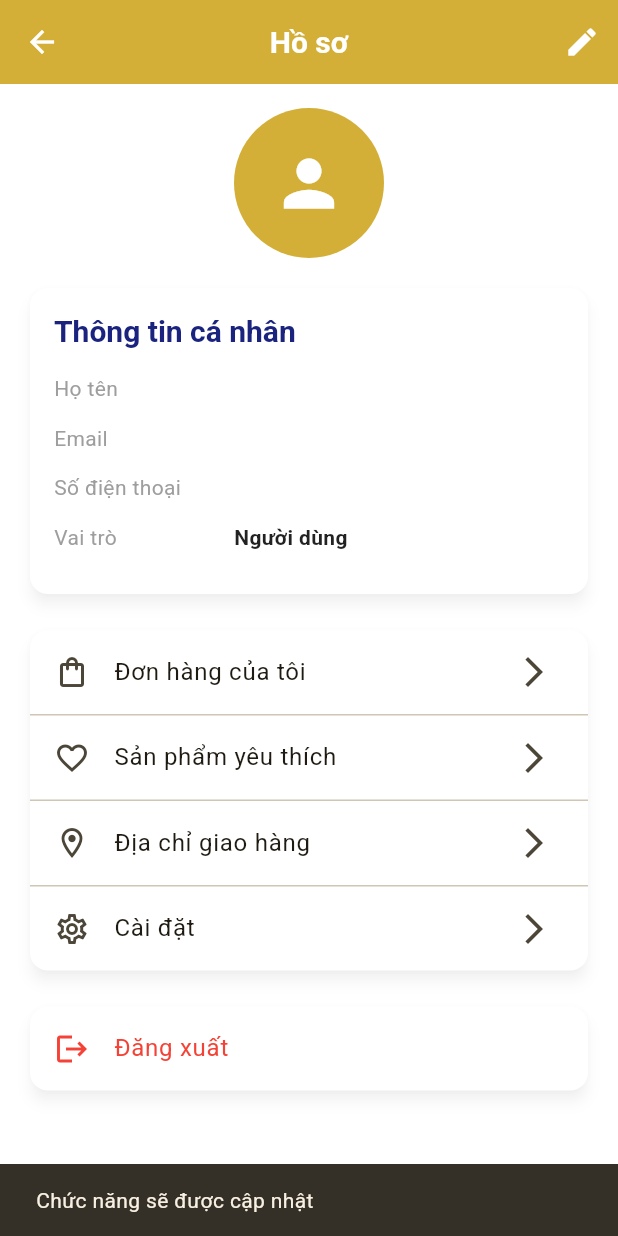
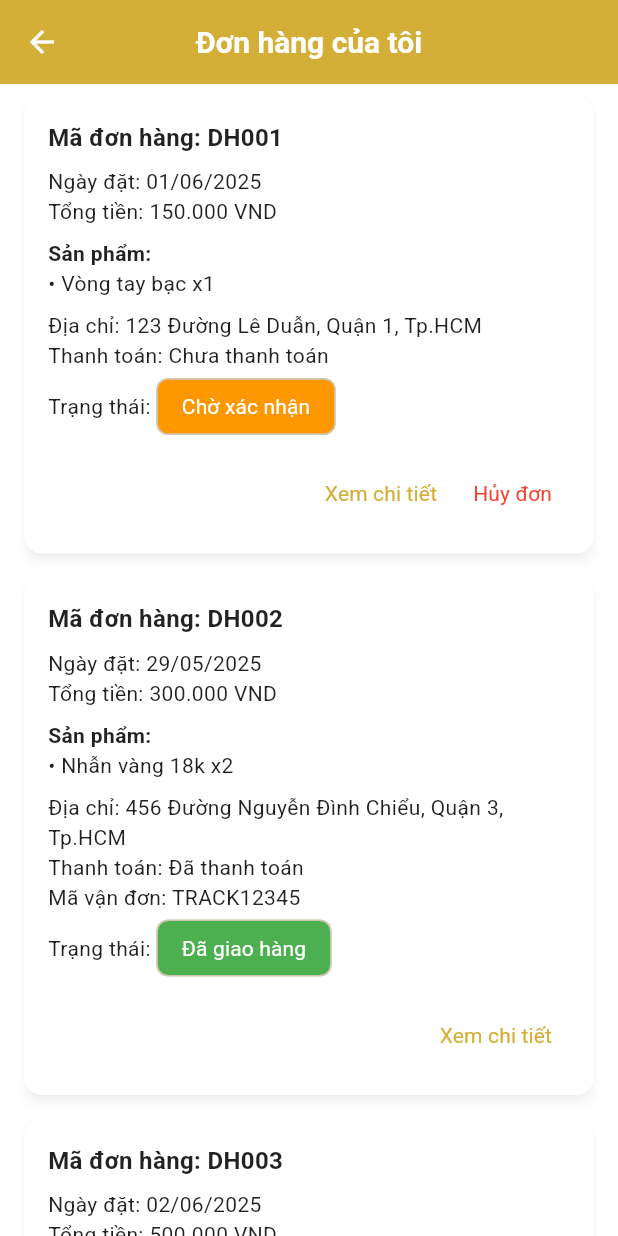
Before and after one commit to nguyenhoangtamm/Jewelry-Shop, a Flutter app: the ProfileScreen screen opened by its route, after a tap on "Đơn hàng của tôi", on a phone screen of 412 x 824 dp. Run offline on Flutter 3.47's test engine with Material 3 defaults, Android fonts, the light colour scheme and no system bars; our stand-ins replace cached_network_image, go_router, shared_preferences; accounts and stored records are empty.

Commit message:
file my_order giao diện đơn hàng của tôi (chức năng xem chi tiết hoạt động, chức năng hóa đơn hàng chưa hoạt động) file order_service lưu trữ dữ liệu đơn hàng

```diff
--- a/lib/main.dart
+++ b/lib/main.dart
@@ -13,7 +13,9 @@ import 'screens/cart/checkout_screen.dart';
 import 'screens/home/home_screen.dart';
 import 'screens/product/product_detail_screen.dart';
 import 'screens/profile/profile_screen.dart';
+import 'screens/myorder/my_order.dart';
 import 'screens/splash_screen.dart';
+import 'services/order_service.dart';
 import 'services/auth_service.dart';
 import 'services/cart_service.dart';
 import 'services/jewelry_service.dart';
@@ -116,6 +118,11 @@ class JewelryApp extends StatelessWidget {
           path: '/profile',
           builder: (context, state) => const ProfileScreen(),
         ),
+         // Route cho MyOrderPage
+        GoRoute(
+          path: '/my_order',
+          builder: (context, state) => MyOrdersPage(orders: OrderService.getDemoOrders()),
+        ),
         // Admin routes
         GoRoute(
           path: '/admin',
--- /dev/null
+++ b/lib/screens/myorder/my_order.dart
@@ -0,0 +1,212 @@
+import 'package:flutter/material.dart';
+import 'package:intl/intl.dart';
+import 'package:go_router/go_router.dart';
+import 'package:jewelry_management_app/utils/app_theme.dart';
+import '../../models/order.dart';
+
+class MyOrdersPage extends StatelessWidget {
+  final List<Order> orders;
+
+  const MyOrdersPage({Key? key, required this.orders}) : super(key: key);
+
+  @override
+  Widget build(BuildContext context) {
+    final dateFormatter = DateFormat('dd/MM/yyyy');
+    final currencyFormatter = NumberFormat.currency(locale: 'vi_VN', symbol: 'VND');
+
+    return Scaffold(
+      appBar: AppBar(
+        leading: IconButton(
+          icon: const Icon(Icons.arrow_back),
+          onPressed: () {
+            context.go('/profile');
+          },
+        ),
+        title: const Text('Đơn hàng của tôi'),
+        backgroundColor: AppTheme.primaryGold,
+      ),
+      body: ListView.builder(
+        itemCount: orders.length,
+        itemBuilder: (context, index) {
+          final order = orders[index];
+          return Card(
+            margin: const EdgeInsets.symmetric(horizontal: 16, vertical: 8),
+            shape: RoundedRectangleBorder(
+              borderRadius: BorderRadius.circular(12),
+            ),
+            elevation: 3,
+            child: Padding(
+              padding: const EdgeInsets.all(16),
+              child: Column(
+                crossAxisAlignment: CrossAxisAlignment.start,
+                children: [
+                  Text(
+                    'Mã đơn hàng: ${order.id}',
+                    style: const TextStyle(fontWeight: FontWeight.bold, fontSize: 16),
+                  ),
+                  const SizedBox(height: 8),
+                  Text('Ngày đặt: ${dateFormatter.format(order.createdAt)}'),
+                  Text('Tổng tiền: ${currencyFormatter.format(order.total)}'),
+                  const SizedBox(height: 8),
+                  const Text('Sản phẩm:', style: TextStyle(fontWeight: FontWeight.bold)),
+                  ...order.items.map((item) => Text('• ${item.jewelry.name} x${item.quantity}')).toList(),
+                  const SizedBox(height: 8),
+                  Text('Địa chỉ: ${order.shippingAddress}'),
+                  Text('Thanh toán: ${order.status == OrderStatus.pending ? "Chưa thanh toán" : "Đã thanh toán"}'),
+                  if (order.trackingNumber != null)
+                    Text('Mã vận đơn: ${order.trackingNumber}'),
+                  Row(
+                    children: [
+                      const Text('Trạng thái: '),
+                      Chip(
+                        label: Text(order.statusText),
+                        backgroundColor: _getStatusColor(order.status),
+                        labelStyle: const TextStyle(color: Colors.white),
+                      ),
+                    ],
+                  ),
+                  const SizedBox(height: 10),
+                  Row(
+                    mainAxisAlignment: MainAxisAlignment.end,
+                    children: [
+                      TextButton(
+                        onPressed: () {
+                          _showOrderDetails(context, order);
+                        },
+                        child: const Text('Xem chi tiết'),
+                      ),
+                      if (order.canCancel)
+                        TextButton(
+                          onPressed: () {
+                            _showCancelDialog(context, order);
+                          },
+                          child: const Text(
+                            'Hủy đơn',
+                            style: TextStyle(color: Colors.red),
+                          ),
+                        ),
+                    ],
+                  ),
+                ],
+              ),
+            ),
+          );
+        },
+      ),
+    );
+  }
+
+  Color _getStatusColor(OrderStatus status) {
+    switch (status) {
+      case OrderStatus.pending:
+        return Colors.orange;
+      case OrderStatus.confirmed:
+        return Colors.blueAccent;
+      case OrderStatus.processing:
+        return Colors.deepPurple;
+      case OrderStatus.shipping:
+        return Colors.teal;
+      case OrderStatus.delivered:
+        return Colors.green;
+      case OrderStatus.cancelled:
+        return Colors.red;
+      case OrderStatus.refunded:
+        return Colors.grey;
+      default:
+        return Colors.black;
+    }
+  }
+
+  void _showCancelDialog(BuildContext context, Order order) {
+    showDialog(
+      context: context,
+      builder: (context) => AlertDialog(
+        title: const Text('Xác nhận hủy đơn'),
+        content: const Text('Bạn có chắc chắn muốn hủy đơn hàng này không?'),
+        actions: [
+          TextButton(
+            onPressed: () => Navigator.of(context).pop(),
+            child: const Text('Không'),
+          ),
+          TextButton(
+            onPressed: () {
+              Navigator.of(context).pop();
+              _cancelOrder(order);
+            },
+            child: const Text('Hủy đơn', style: TextStyle(color: Colors.red)),
+          ),
+        ],
+      ),
+    );
+  }
+
+  void _cancelOrder(Order order) {
+    // TODO: Gọi hàm hủy đơn từ API hoặc service
+    print('Đã gửi yêu cầu hủy đơn hàng: ${order.id}');
+  }
+
+  void _showOrderDetails(BuildContext context, Order order) {
+    final currencyFormatter = NumberFormat.currency(locale: 'vi_VN', symbol: 'VND');
+
+    showModalBottomSheet(
+      context: context,
+      isScrollControlled: true,
+      shape: const RoundedRectangleBorder(
+        borderRadius: BorderRadius.vertical(top: Radius.circular(20)),
+      ),
+      builder: (context) {
+        return Padding(
+          padding: const EdgeInsets.all(16.0),
+          child: SingleChildScrollView(
+            child: Column(
+              crossAxisAlignment: CrossAxisAlignment.start,
+              mainAxisSize: MainAxisSize.min,
+              children: [
+                Center(
+                  child: Container(
+                    width: 40,
+                    height: 4,
+                    margin: const EdgeInsets.only(bottom: 16),
+                    decoration: BoxDecoration(
+                      color: Colors.grey[300],
+                      borderRadius: BorderRadius.circular(10),
+                    ),
+                  ),
+                ),
+                Text('Chi tiết đơn hàng', style: Theme.of(context).textTheme.titleLarge),
+                const SizedBox(height: 16),
+                Text('Mã đơn hàng: ${order.id}'),
+                Text('Ngày đặt: ${DateFormat('dd/MM/yyyy').format(order.createdAt)}'),
+                Text('Trạng thái: ${order.statusText}'),
+                if (order.trackingNumber != null)
+                  Text('Mã vận đơn: ${order.trackingNumber}'),
+                const SizedBox(height: 8),
+                Text('Địa chỉ giao hàng: ${order.shippingAddress}'),
+                const Divider(height: 24),
+                Text('Sản phẩm:', style: const TextStyle(fontWeight: FontWeight.bold)),
+                ...order.items.map((item) => Padding(
+                      padding: const EdgeInsets.symmetric(vertical: 2),
+                      child: Text(
+                          '- ${item.jewelry.name} x${item.quantity} (${currencyFormatter.format(item.jewelry.price)})'),
+                    )),
+                const Divider(height: 24),
+                Text('Tạm tính: ${currencyFormatter.format(order.subtotal)}'),
+                Text('Phí giao hàng: ${currencyFormatter.format(order.shippingFee)}'),
+                Text('Giảm giá: ${currencyFormatter.format(order.discount)}'),
+                Text('Tổng tiền: ${currencyFormatter.format(order.total)}',
+                    style: const TextStyle(fontWeight: FontWeight.bold)),
+                const SizedBox(height: 20),
+                Center(
+                  child: ElevatedButton(
+                    onPressed: () => Navigator.pop(context),
+                    child: const Text('Đóng'),
+                  ),
+                ),
+              ],
+            ),
+          ),
+        );
+      },
+    );
+  }
+}
--- a/lib/screens/profile/profile_screen.dart
+++ b/lib/screens/profile/profile_screen.dart
@@ -89,11 +89,7 @@ class ProfileScreen extends StatelessWidget {
                         title: const Text('Đơn hàng của tôi'),
                         trailing: const Icon(Icons.arrow_forward_ios),
                         onTap: () {
-                          ScaffoldMessenger.of(context).showSnackBar(
-                            const SnackBar(
-                              content: Text('Chức năng sẽ được cập nhật'),
-                            ),
-                          );
+                          context.go('/my_order');  // chuyển trang sang /my_order
                         },
                       ),
                       const Divider(height: 1),
--- /dev/null
+++ b/lib/services/order_service.dart
@@ -0,0 +1,100 @@
+import '../models/order.dart';
+import '../models/cart_item.dart';
+import '../models/jewelry.dart';
+
+class OrderService {
+  static List<Order> getDemoOrders() {
+    return [
+      Order(
+        id: 'DH001',
+        userId: 'user_01',
+        createdAt: DateTime.now().subtract(const Duration(days: 2)),
+        total: 150000,
+        subtotal: 130000,
+        shippingFee: 20000,
+        discount: 0,
+        items: [
+          CartItem(
+            id: 'ci001',
+            jewelry: Jewelry(
+              id: 'j001',
+              name: 'Vòng tay bạc',
+              price: 130000,
+              description: '',
+              category: '',
+              material: '',
+              images: [],
+              stock: 10, // không null
+              createdAt: DateTime.now().subtract(const Duration(days: 30)), // không null
+            ),
+            quantity: 1,
+            addedAt: DateTime.now().subtract(const Duration(days: 3)),
+          ),
+        ],
+        shippingAddress: '123 Đường Lê Duẫn, Quận 1, Tp.HCM ',
+        status: OrderStatus.pending,
+        trackingNumber: null,
+      ),
+      Order(
+        id: 'DH002',
+        userId: 'user_02',
+        createdAt: DateTime.now().subtract(const Duration(days: 5)),
+        total: 300000,
+        subtotal: 280000,
+        shippingFee: 20000,
+        discount: 0,
+        items: [
+          CartItem(
+            id: 'ci002',
+            jewelry: Jewelry(
+              id: 'j002',
+              name: 'Nhẫn vàng 18k',
+              price: 140000,
+              description: '',
+              category: '',
+              material: '',
+              images: [],
+              stock: 5,
+              createdAt: DateTime.now().subtract(const Duration(days: 40)),
+            ),
+            quantity: 2,
+            addedAt: DateTime.now().subtract(const Duration(days: 6)),
+          ),
+        ],
+        shippingAddress: '456 Đường Nguyễn Đình Chiểu, Quận 3, Tp.HCM ',
+        status: OrderStatus.delivered,
+        trackingNumber: 'TRACK12345',
+      ),
+      Order(
+        id: 'DH003',
+        userId: 'user_03',
+        createdAt: DateTime.now().subtract(const Duration(days: 1)),
+        total: 500000,
+        subtotal: 480000,
+        shippingFee: 20000,
+        discount: 0,
+        items: [
+          CartItem(
+            id: 'ci003',
+            jewelry: Jewelry(
+              id: 'j003',
+              name: 'Dây chuyền đá quý',
+              price: 480000,
+              description: '',
+              category: '',
+              material: '',
+              images: [],
+              stock: 8,
+              createdAt: DateTime.now().subtract(const Duration(days: 10)),
+            ),
+            quantity: 1,
+            addedAt: DateTime.now().subtract(const Duration(days: 1)),
+          ),
+        ],
+        shippingAddress: 'Đường Phạm Hữu Lầu, Phường 6, Tp.Cao Lãnh, Tỉnh Đồng Tháp ',
+        status: OrderStatus.shipping,
+        trackingNumber: 'TRACK67890',
+      ),
+    ];
+  }
+}
```
Also changed, not shown: lib/models/order.dart (+5 -4 lines).
